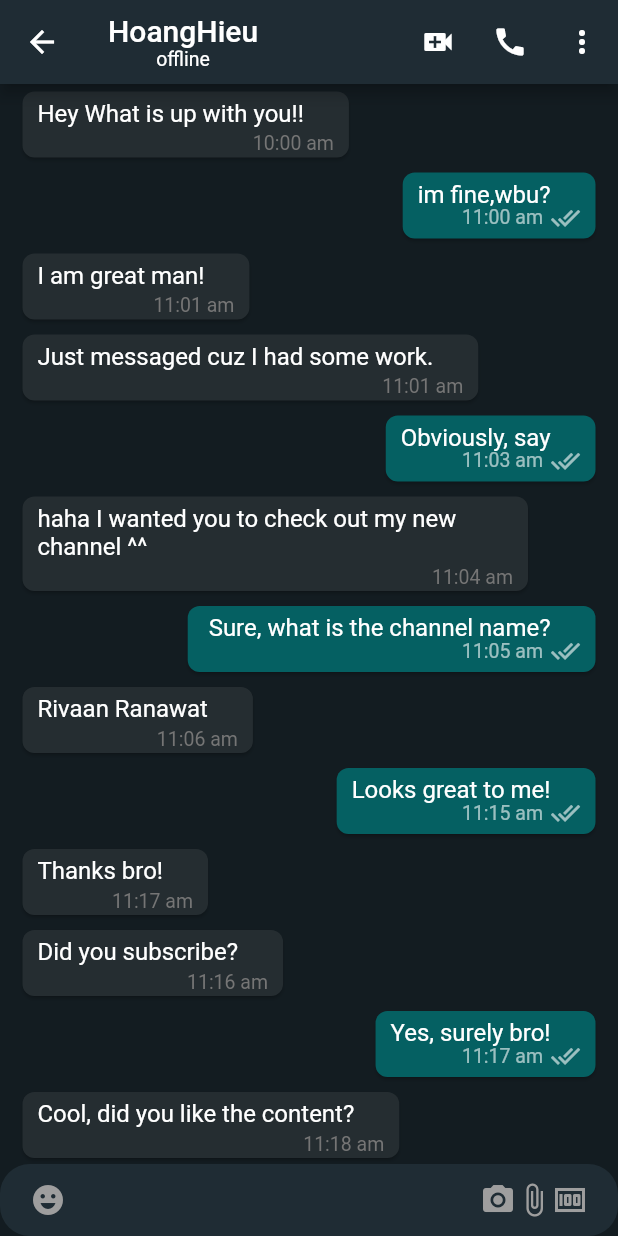
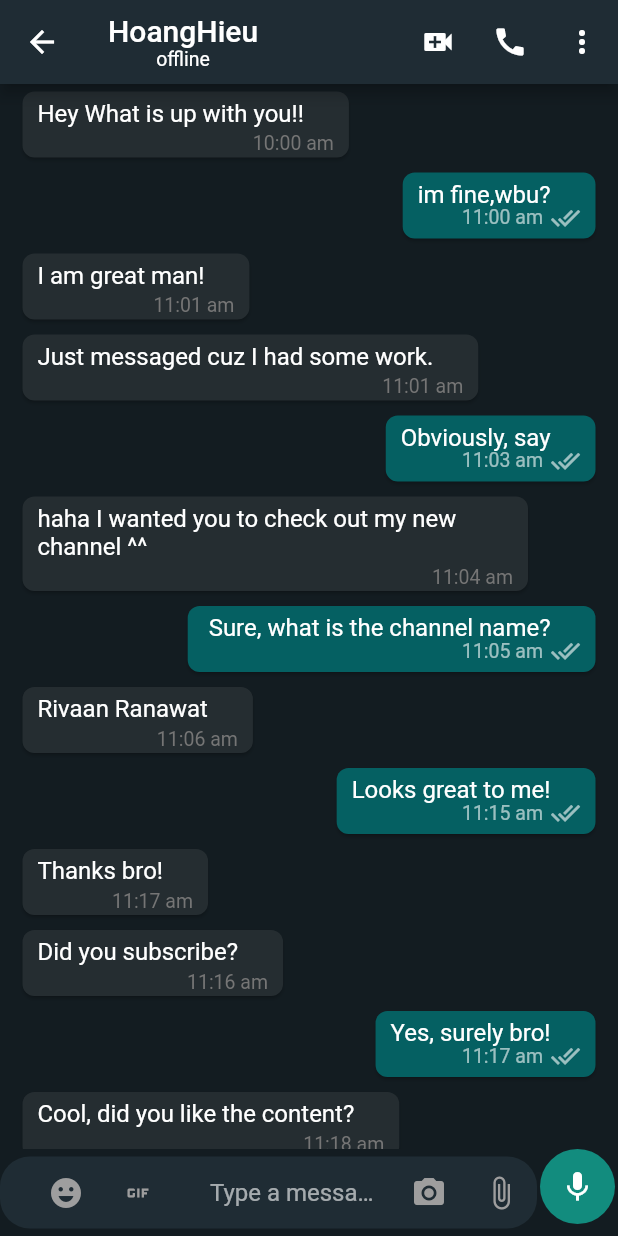
Before and after one commit to HoangHieuS/whatsapp_clone, a Flutter app: the MobileChatScreen screen opened directly, on a phone screen of 412 x 824 dp. Run offline on Flutter 3.47's test engine with Material 2 defaults, Android fonts, the phone set to English and light mode, and no system bars; our stand-ins replace cloud_firestore, country_picker, firebase_auth, firebase_core, firebase_storage, flutter_contacts and 2 more; accounts and stored records are empty.

Commit message:
Modifying Bottom Chat Field UI

```diff
--- /dev/null
+++ b/lib/features/chat/chat.dart
@@ -0,0 +1,4 @@
+export 'widgets/widgets.dart';
+export 'controller/chat_controller.dart';
+export 'repo/chat_repo.dart';
+export 'screens/mobile_chat_screen.dart';
--- a/lib/screens/mobile_chat_screen.dart
+++ b/lib/features/chat/screens/mobile_chat_screen.dart
@@ -1,10 +1,10 @@
 import 'package:flutter/material.dart';
 import 'package:flutter_riverpod/flutter_riverpod.dart';
-import 'package:whats_app_clone/features/auth/auth.dart';
 
-import '../common/common.dart';
-import '../models/models.dart';
-import '../widgets/widgets.dart';
+import '../../../common/common.dart';
+import '../../../models/models.dart';
+import '../../../widgets/widgets.dart';
+import '../../features.dart';
 
 class MobileChatScreen extends ConsumerWidget {
   static const String routeName = '/mobile-chat-screen';
@@ -61,48 +61,7 @@ class MobileChatScreen extends ConsumerWidget {
           const Expanded(
             child: ChatList(),
           ),
-          TextField(
-            decoration: InputDecoration(
-              filled: true,
-              fillColor: mobileChatBoxColor,
-              prefixIcon: const Padding(
-                padding: EdgeInsets.symmetric(horizontal: 20.0),
-                child: Icon(
-                  Icons.emoji_emotions,
-                  color: Colors.grey,
-                ),
-              ),
-              suffixIcon: Padding(
-                padding: const EdgeInsets.symmetric(horizontal: 20.0),
-                child: Row(
-                  mainAxisAlignment: MainAxisAlignment.end,
-                  children: const [
-                    Icon(
-                      Icons.camera_alt,
-                      color: Colors.grey,
-                    ),
-                    Icon(
-                      Icons.attach_file,
-                      color: Colors.grey,
-                    ),
-                    Icon(
-                      Icons.money,
-                      color: Colors.grey,
-                    ),
-                  ],
-                ),
-              ),
-              hintText: 'Type a message!',
-              border: OutlineInputBorder(
-                borderRadius: BorderRadius.circular(20.0),
-                borderSide: const BorderSide(
-                  width: 0,
-                  style: BorderStyle.none,
-                ),
-              ),
-              contentPadding: const EdgeInsets.all(10),
-            ),
-          ),
+          BottomChatField(),
         ],
       ),
     );
--- /dev/null
+++ b/lib/features/chat/widgets/bottom_chat_field.dart
@@ -0,0 +1,112 @@
+import 'package:flutter/material.dart';
+import 'package:flutter_riverpod/flutter_riverpod.dart';
+
+import '../../../common/common.dart';
+
+class BottomChatField extends ConsumerStatefulWidget {
+  const BottomChatField({Key? key}) : super(key: key);
+
+  @override
+  ConsumerState<BottomChatField> createState() => _BottomChatFieldState();
+}
+
+class _BottomChatFieldState extends ConsumerState<BottomChatField> {
+  bool isShowSendButton = false;
+
+  @override
+  Widget build(BuildContext context) {
+    return Row(
+      children: [
+        Expanded(
+          child: TextFormField(
+            onChanged: (val) {
+              if (val.isNotEmpty) {
+                setState(() {
+                  isShowSendButton = true;
+                });
+              } else {
+                setState(() {
+                  isShowSendButton = false;
+                });
+              }
+            },
+            decoration: InputDecoration(
+              filled: true,
+              fillColor: mobileChatBoxColor,
+              prefixIcon: Padding(
+                padding: const EdgeInsets.symmetric(horizontal: 20),
+                child: SizedBox(
+                  width: 100,
+                  child: Row(
+                    children: [
+                      IconButton(
+                        onPressed: () {},
+                        icon: const Icon(
+                          Icons.emoji_emotions,
+                          color: Colors.grey,
+                        ),
+                      ),
+                      IconButton(
+                        onPressed: () {},
+                        icon: const Icon(
+                          Icons.gif,
+                          color: Colors.grey,
+                        ),
+                      ),
+                    ],
+                  ),
+                ),
+              ),
+              suffixIcon: SizedBox(
+                width: 100,
+                child: Row(
+                  mainAxisAlignment: MainAxisAlignment.end,
+                  children: [
+                    IconButton(
+                      onPressed: () {},
+                      icon: const Icon(
+                        Icons.camera_alt,
+                        color: Colors.grey,
+                      ),
+                    ),
+                    IconButton(
+                      onPressed: () {},
+                      icon: const Icon(
+                        Icons.attach_file,
+                        color: Colors.grey,
+                      ),
+                    ),
+                  ],
+                ),
+              ),
+              hintText: 'Type a message!',
+              border: OutlineInputBorder(
+                borderRadius: BorderRadius.circular(20.0),
+                borderSide: const BorderSide(
+                  width: 0,
+                  style: BorderStyle.none,
+                ),
+              ),
+              contentPadding: const EdgeInsets.all(10),
+            ),
+          ),
+        ),
+        Padding(
+          padding: const EdgeInsets.only(
+            bottom: 8,
+            right: 2,
+            left: 2,
+          ),
+          child: CircleAvatar(
+            backgroundColor: const Color(0xFF128C7E),
+            radius: 25,
+            child: Icon(
+              isShowSendButton ? Icons.send : Icons.mic,
+              color: Colors.white,
+            ),
+          ),
+        ),
+      ],
+    );
+  }
+}
--- /dev/null
+++ b/lib/features/chat/widgets/widgets.dart
@@ -0,0 +1 @@
+export 'bottom_chat_field.dart';
--- a/lib/features/features.dart
+++ b/lib/features/features.dart
@@ -1,3 +1,4 @@
 export 'landing/screens/landing_screen.dart';
 export 'auth/auth.dart';
+export 'chat/chat.dart';
 export 'select_contacts/select_contacts.dart';
--- a/lib/features/select_contacts/repo/select_contact_repo.dart
+++ b/lib/features/select_contacts/repo/select_contact_repo.dart
@@ -3,7 +3,7 @@ import 'package:flutter/material.dart';
 import 'package:flutter_contacts/flutter_contacts.dart';
 import 'package:flutter_riverpod/flutter_riverpod.dart';
 import 'package:whats_app_clone/common/common.dart';
-import 'package:whats_app_clone/screens/mobile_chat_screen.dart';
+import 'package:whats_app_clone/features/chat/screens/mobile_chat_screen.dart';
 
 import '../../../models/models.dart';
 
--- a/lib/router.dart
+++ b/lib/router.dart
@@ -2,7 +2,7 @@ import 'package:flutter/material.dart';
 import 'package:whats_app_clone/features/features.dart';
 
 import 'common/common.dart';
-import 'screens/mobile_chat_screen.dart';
+import 'features/chat/screens/mobile_chat_screen.dart';
 
 Route<dynamic> generateRoute(RouteSettings settings) {
   switch (settings.name) {
--- a/lib/screens/screens.dart
+++ b/lib/screens/screens.dart
@@ -1,3 +1,2 @@
-export 'mobile_chat_screen.dart';
 export 'mobile_layout_screen.dart';
 export 'web_layout_screen.dart';
--- a/lib/widgets/contacts_list.dart
+++ b/lib/widgets/contacts_list.dart
@@ -1,8 +1,8 @@
 import 'package:flutter/material.dart';
 
 import '../common/constants/constants.dart';
+import '../features/features.dart';
 import '../info.dart';
-import '../screens/screens.dart';
 
 
 class ContactsList extends StatelessWidget {
```
Also changed, not shown: lib/features/chat/controller/chat_controller.dart (added), lib/features/chat/repo/chat_repo.dart (added).
